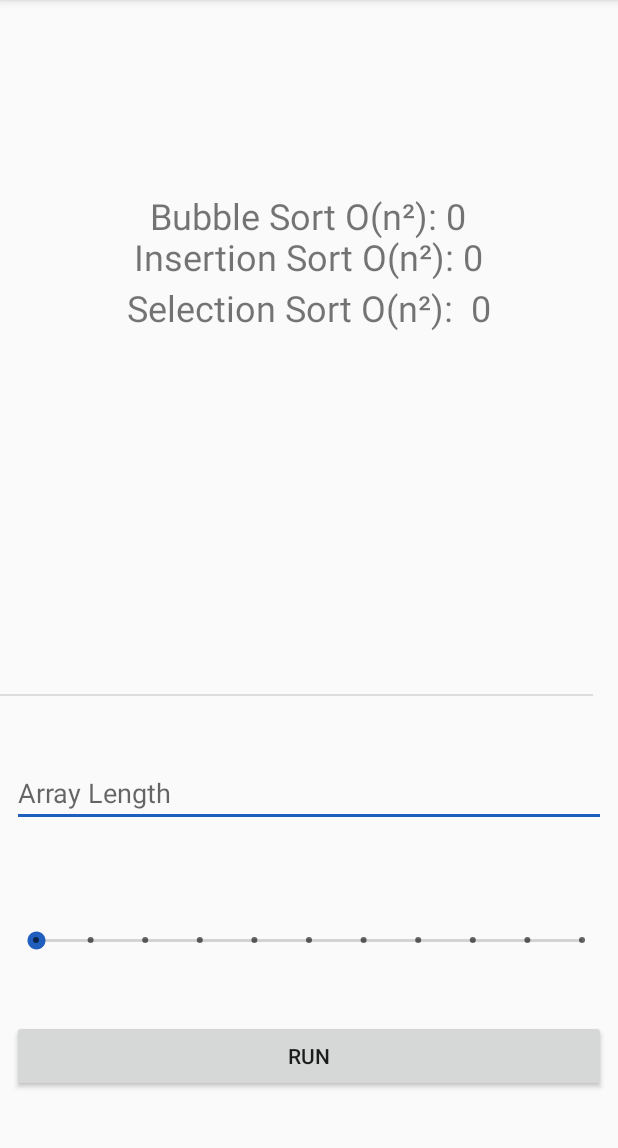
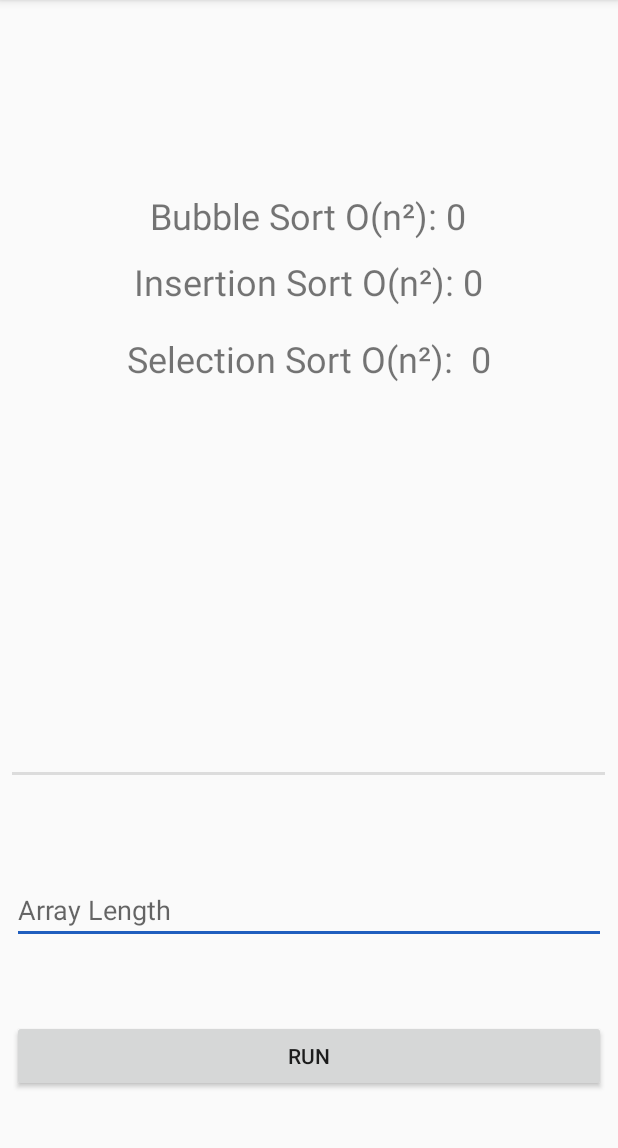
Before and after one commit to mykukla/RuntimeComparer, an Android app: the screen it shows after launch (MainActivity), after a tap on "RUN", on a phone screen of 412 x 824 dp, the part 84-1232 px from its top. Run offline under Robolectric (Android 15) with nearby library versions, the phone set to English and light mode, and no system bars; 6 statements that could not run were skipped.

Commit message:
DB
Push  fix UI Issues

```diff
--- a/app/src/main/java/com/dberekdar/runtimecompare/MainActivity.kt
+++ b/app/src/main/java/com/dberekdar/runtimecompare/MainActivity.kt
@@ -18,7 +18,6 @@ class MainActivity : AppCompatActivity() {
         setContentView(R.layout.activity_main)
 
         val runbutton = findViewById<Button>(R.id.runButton)
-        val seekBar = findViewById<SeekBar>(R.id.seekBar)
         val arrayLengthinput = findViewById<EditText>(R.id.arrayLengthInput)
         val resultsTextView = findViewById<TextView>(R.id.resultsTextView)
         val resultsTextView1 = findViewById<TextView>(R.id.resultTextview1)
@@ -27,41 +26,26 @@ class MainActivity : AppCompatActivity() {
 
         runbutton.setOnClickListener {
         val content = arrayLengthinput.getText().toString()
-            textView.setText(content)
 
-            val randomInt = Random()
 
             if (arrayLengthinput != null){
+                val randomInt = Random()
                 val array = IntArray(content.toInt())
                 for (i in array.indices) {
                     array[i] = Math.abs(randomInt.nextInt()) % 100
                 }
-                resultsTextView.text = "Insertion Sort O(n²): " + aCompare.insertionSort(array).toString()
-                resultTextview1.text = "Bubble Sort O(n²): " + aCompare.bubbleSort(array).toString()
-                resultTextView2.text = "Selection Sort O(n²):  " + aCompare.selectionSort(array).toString()
-                resultTextView3.text = "Merge Sort O(nLog(n)): " + aCompare.mergeSort(array, 0, array.size - 1).toString()
 
-            } else {
-                val array = IntArray(seekBar.progress * 100)
-                for (i in array.indices) {
-                    array[i] = Math.abs(randomInt.nextInt()) % 100
-                }
+                resultsTextView.text = "Insertion Sort O(n²): " + (aCompare.insertionSort(array) / 100000 ).toString()
+                resultTextview1.text = "Bubble Sort O(n²): " + (aCompare.bubbleSort(array) / 100000 ).toString()
+                resultTextView2.text = "Selection Sort O(n²):  " + (aCompare.selectionSort(array) / 1000000).toString()
+                resultTextView3.text = "Merge Sort O(nLog(n)): " + (aCompare.mergeSort(array, 0, array.size - 1) / 100000 ).toString()
 
-                resultsTextView.text = "Insertion Sort O(n²): " + aCompare.insertionSort(array).toString()
-                resultTextview1.text = "Bubble Sort O(n²): " + aCompare.bubbleSort(array).toString()
-                resultTextView2.text = "Selection Sort O(n²):  " + aCompare.selectionSort(array).toString()
-                resultTextView3.text = "Merge Sort O(nLog(n)): " + aCompare.mergeSort(array, 0, array.size - 1).toString()
-
+            }else {
+                resultsTextView.text = "You"
+                resultTextview1.text = "Forgot to "
+                resultTextView2.text = "Enter A number  "
+                resultTextView3.text = "Below "
             }
-
-
-
-
-
-
-
-
-
         }
     }
 }
--- a/app/src/main/java/com/dberekdar/runtimecompare/aCompare.java
+++ b/app/src/main/java/com/dberekdar/runtimecompare/aCompare.java
@@ -103,13 +103,15 @@ public class aCompare {
 
         if (l < r) {
             beginTime = System.nanoTime();
-            endTime = System.nanoTime();
-            totalRuntime = (endTime - beginTime);
+
             int m = (l+r)/2;
             mergeSort(array, l, m);
             mergeSort(array , m+1, r);
             merge(array, l, m, r);
+
         }
+        endTime = System.nanoTime();
+        totalRuntime = (endTime - beginTime);
         return totalRuntime;
     }
 
--- a/app/src/main/res/layout/activity_main.xml
+++ b/app/src/main/res/layout/activity_main.xml
@@ -16,38 +16,20 @@
             android:layout_marginStart="8dp" app:layout_constraintEnd_toEndOf="parent" android:layout_marginEnd="8dp"
             app:layout_constraintHorizontal_bias="0.0"/>
 
-    <SeekBar
-        android:id="@+id/seekBar"
-        style="@style/Widget.AppCompat.SeekBar.Discrete"
-        android:layout_width="0dp"
-        android:layout_height="wrap_content"
-        android:layout_marginStart="8dp"
-        android:layout_marginEnd="8dp"
-        android:layout_marginBottom="44dp"
-        android:max="10"
-        android:progress="0"
-        app:layout_constraintBottom_toTopOf="@+id/runButton"
-        app:layout_constraintEnd_toEndOf="parent"
-        app:layout_constraintHorizontal_bias="0.0"
-        app:layout_constraintStart_toStartOf="parent" />
-    <TextView
-            android:text="@string/array_length"
-            android:layout_width="wrap_content"
-            android:layout_height="wrap_content"
-            android:id="@+id/textView" app:layout_constraintStart_toStartOf="parent" android:layout_marginStart="8dp"
-            android:layout_marginBottom="8dp" app:layout_constraintBottom_toTopOf="@+id/seekBar"/>
-
     <View
         android:id="@+id/divider"
         android:layout_width="395dp"
-        android:layout_height="1dp"
-        android:layout_marginTop="8dp"
-        android:layout_marginBottom="36dp"
+        android:layout_height="2dp"
+        android:layout_marginStart="8dp"
+        android:layout_marginEnd="8dp"
+        android:layout_marginBottom="8dp"
         android:background="?android:attr/listDivider"
-        app:layout_constraintBottom_toTopOf="@+id/textView"
+        app:layout_constraintBottom_toBottomOf="parent"
+        app:layout_constraintEnd_toEndOf="parent"
+        app:layout_constraintHorizontal_bias="0.0"
         app:layout_constraintStart_toStartOf="parent"
         app:layout_constraintTop_toTopOf="parent"
-        app:layout_constraintVertical_bias="0.834" />
+        app:layout_constraintVertical_bias="0.679" />
 
     <TextView
         android:id="@+id/resultTextview1"
@@ -63,7 +45,7 @@
         app:layout_constraintHorizontal_bias="0.498"
         app:layout_constraintStart_toStartOf="parent"
         app:layout_constraintTop_toTopOf="parent"
-        app:layout_constraintVertical_bias="0.289" />
+        app:layout_constraintVertical_bias="0.256" />
 
     <TextView
         android:id="@+id/resultsTextView"
@@ -79,7 +61,7 @@
         app:layout_constraintHorizontal_bias="0.498"
         app:layout_constraintStart_toStartOf="parent"
         app:layout_constraintTop_toTopOf="parent"
-        app:layout_constraintVertical_bias="0.354" />
+        app:layout_constraintVertical_bias="0.351" />
 
     <EditText
         android:id="@+id/arrayLengthInput"
@@ -94,9 +76,10 @@
         android:inputType="number"
         app:layout_constraintBottom_toTopOf="@+id/runButton"
         app:layout_constraintEnd_toEndOf="parent"
+        app:layout_constraintHorizontal_bias="0.0"
         app:layout_constraintStart_toStartOf="parent"
         app:layout_constraintTop_toBottomOf="@+id/divider"
-        app:layout_constraintVertical_bias="0.221" />
+        app:layout_constraintVertical_bias="0.584" />
 
     <TextView
         android:id="@+id/resultTextView2"
@@ -112,7 +95,7 @@
         app:layout_constraintHorizontal_bias="0.498"
         app:layout_constraintStart_toStartOf="parent"
         app:layout_constraintTop_toTopOf="parent"
-        app:layout_constraintVertical_bias="0.437" />
+        app:layout_constraintVertical_bias="0.46" />
 
     <TextView
         android:id="@+id/resultTextView3"
@@ -128,6 +111,6 @@
         app:layout_constraintHorizontal_bias="0.498"
         app:layout_constraintStart_toStartOf="parent"
         app:layout_constraintTop_toTopOf="parent"
-        app:layout_constraintVertical_bias="0.52" />
+        app:layout_constraintVertical_bias="0.162" />
 
 </android.support.constraint.ConstraintLayout>
```
